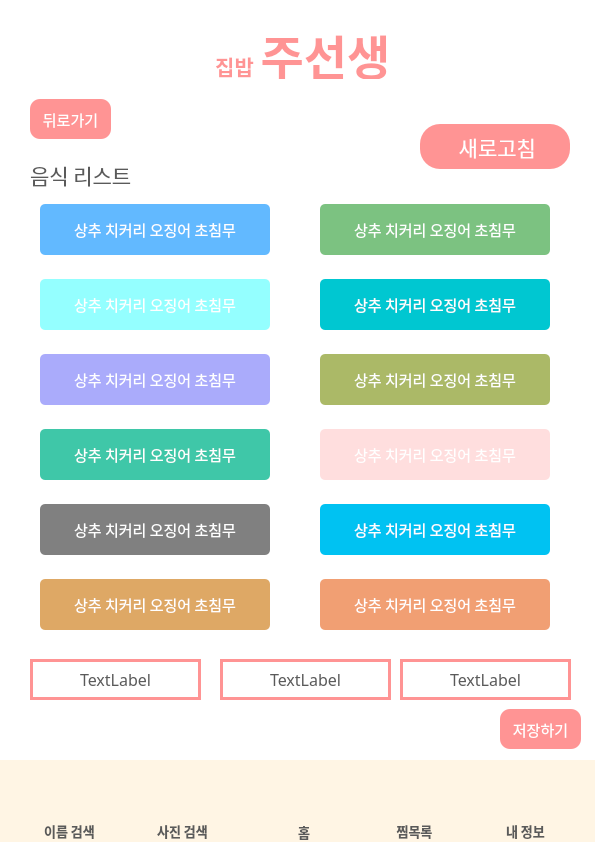
gimmjuu/AIHomeMadeChef, file UI/MainPage.ui: the form before one commit.
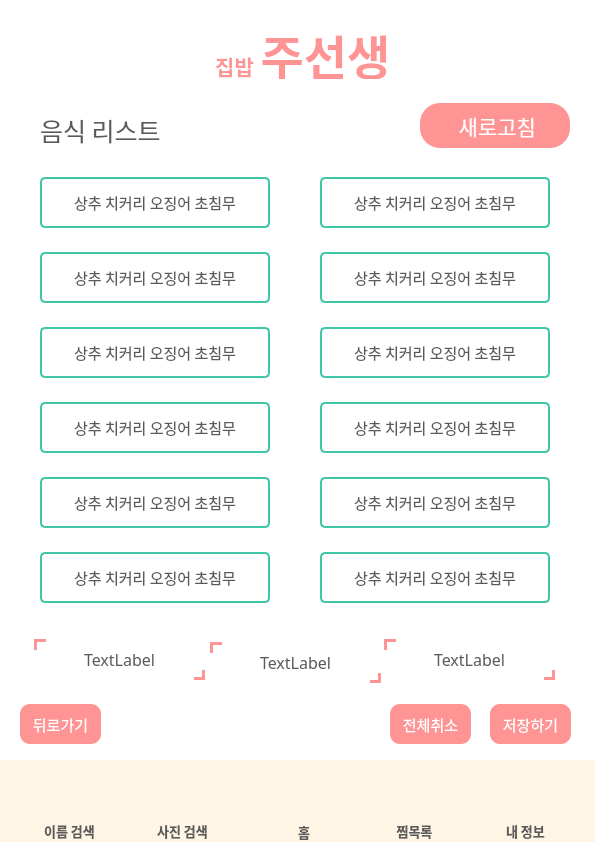
The form after the commit. The open tabs and pages were chosen to show the change. Icons and pictures are not drawn.

Commit message: 230829-승신- 디널_1 커밋 푸시

```diff
--- a/UI/MainPage.ui
+++ b/UI/MainPage.ui
@@ -2366,7 +2366,7 @@
         <property name="geometry">
          <rect>
           <x>420</x>
-          <y>45</y>
+          <y>24</y>
           <width>150</width>
           <height>45</height>
          </rect>
@@ -2401,11 +2401,42 @@
         <property name="geometry">
          <rect>
           <x>30</x>
-          <y>115</y>
+          <y>88</y>
           <width>541</width>
           <height>441</height>
          </rect>
         </property>
+        <property name="styleSheet">
+         <string notr="true">QWidget#widget_18{
+	background-color: rgb(255, 255, 255);
+}
+QPushButton{
+	border-color:rgb(63, 199, 168);
+	color: rgb(90, 90, 90);
+	border-style:solid;
+	border-width:2px;
+	border-radius:5px;
+}
+QPushButton:hover{
+	color: rgb(255, 255, 255);
+	background-color: rgb(63, 199, 168);
+	border-color: rgb(63, 199, 168);
+	border-style:solid;
+	border-width:2px;
+	border-radius:5px;
+}
+QPushButton:checked{
+	color: rgb(255, 255, 255);
+	background-color: rgb(63, 199, 168);
+	border-color: rgb(63, 199, 168);
+	border-style:solid;
+	border-width:2px;
+	border-radius:5px;
+}
+
+
+</string>
+        </property>
         <widget class="QPushButton" name="pushButton_3">
          <property name="geometry">
           <rect>
@@ -2422,14 +2453,14 @@
           </font>
          </property>
          <property name="styleSheet">
-          <string notr="true">background-color: rgb(98, 185, 255);
-color: rgb(255, 255, 255);
-border-radius: 5px;
-</string>
+          <string notr="true"/>
          </property>
          <property name="text">
           <string>상추 치커리 오징어 초침무</string>
          </property>
+         <property name="checkable">
+          <bool>true</bool>
+         </property>
         </widget>
         <widget class="QPushButton" name="pushButton_4">
          <property name="geometry">
@@ -2447,14 +2478,14 @@
           </font>
          </property>
          <property name="styleSheet">
-          <string notr="true">background-color: rgb(124, 194, 129);
-color: rgb(255, 255, 255);
-border-radius: 5px;
-</string>
+          <string notr="true"/>
          </property>
          <property name="text">
           <string>상추 치커리 오징어 초침무</string>
          </property>
+         <property name="checkable">
+          <bool>true</bool>
+         </property>
         </widget>
         <widget class="QPushButton" name="pushButton_7">
          <property name="geometry">
@@ -2472,14 +2503,14 @@
           </font>
          </property>
          <property name="styleSheet">
-          <string notr="true">background-color: rgb(0, 199, 209);
-color: rgb(255, 255, 255);
-border-radius: 5px;
-</string>
+          <string notr="true"/>
          </property>
          <property name="text">
           <string>상추 치커리 오징어 초침무</string>
          </property>
+         <property name="checkable">
+          <bool>true</bool>
+         </property>
         </widget>
         <widget class="QPushButton" name="pushButton_8">
          <property name="geometry">
@@ -2497,14 +2528,14 @@
           </font>
          </property>
          <property name="styleSheet">
-          <string notr="true">background-color: rgb(148, 255, 255);
-color: rgb(255, 255, 255);
-border-radius: 5px;
-</string>
+          <string notr="true"/>
          </property>
          <property name="text">
           <string>상추 치커리 오징어 초침무</string>
          </property>
+         <property name="checkable">
+          <bool>true</bool>
+         </property>
         </widget>
         <widget class="QPushButton" name="pushButton_10">
          <property name="geometry">
@@ -2522,14 +2553,14 @@
           </font>
          </property>
          <property name="styleSheet">
-          <string notr="true">background-color: rgb(171, 185, 103);
-color: rgb(255, 255, 255);
-border-radius: 5px;
-</string>
+          <string notr="true"/>
          </property>
          <property name="text">
           <string>상추 치커리 오징어 초침무</string>
          </property>
+         <property name="checkable">
+          <bool>true</bool>
+         </property>
         </widget>
         <widget class="QPushButton" name="pushButton_11">
          <property name="geometry">
@@ -2547,14 +2578,14 @@
           </font>
          </property>
          <property name="styleSheet">
-          <string notr="true">background-color: rgb(170, 171, 251);
-color: rgb(255, 255, 255);
-border-radius: 5px;
-</string>
+          <string notr="true"/>
          </property>
          <property name="text">
           <string>상추 치커리 오징어 초침무</string>
          </property>
+         <property name="checkable">
+          <bool>true</bool>
+         </property>
         </widget>
         <widget class="QPushButton" name="pushButton_13">
          <property name="geometry">
@@ -2572,14 +2603,14 @@
           </font>
          </property>
          <property name="styleSheet">
-          <string notr="true">background-color: rgb(255, 222, 222);
-color: rgb(255, 255, 255);
-border-radius: 5px;
-</string>
+          <string notr="true"/>
          </property>
          <property name="text">
           <string>상추 치커리 오징어 초침무</string>
          </property>
+         <property name="checkable">
+          <bool>true</bool>
+         </property>
         </widget>
         <widget class="QPushButton" name="pushButton_14">
          <property name="geometry">
@@ -2597,14 +2628,14 @@
           </font>
          </property>
          <property name="styleSheet">
-          <string notr="true">background-color: rgb(63, 199, 168);
-color: rgb(255, 255, 255);
-border-radius: 5px;
-</string>
+          <string notr="true"/>
          </property>
          <property name="text">
           <string>상추 치커리 오징어 초침무</string>
          </property>
+         <property name="checkable">
+          <bool>true</bool>
+         </property>
         </widget>
         <widget class="QPushButton" name="pushButton_16">
          <property name="geometry">
@@ -2622,14 +2653,14 @@
           </font>
          </property>
          <property name="styleSheet">
-          <string notr="true">background-color: rgb(0, 194, 242);
-color: rgb(255, 255, 255);
-border-radius: 5px;
-</string>
+          <string notr="true"/>
          </property>
          <property name="text">
           <string>상추 치커리 오징어 초침무</string>
          </property>
+         <property name="checkable">
+          <bool>true</bool>
+         </property>
         </widget>
         <widget class="QPushButton" name="pushButton_17">
          <property name="geometry">
@@ -2647,14 +2678,14 @@
           </font>
          </property>
          <property name="styleSheet">
-          <string notr="true">background-color: rgb(128, 128, 128);
-color: rgb(255, 255, 255);
-border-radius: 5px;
-</string>
+          <string notr="true"/>
          </property>
          <property name="text">
           <string>상추 치커리 오징어 초침무</string>
          </property>
+         <property name="checkable">
+          <bool>true</bool>
+         </property>
         </widget>
         <widget class="QPushButton" name="pushButton_19">
          <property name="geometry">
@@ -2672,13 +2703,14 @@
           </font>
          </property>
          <property name="styleSheet">
-          <string notr="true">background-color: rgb(241, 159, 115);
-border-radius: 5px;
-color: rgb(255, 255, 255);</string>
+          <string notr="true"/>
          </property>
          <property name="text">
           <string>상추 치커리 오징어 초침무</string>
          </property>
+         <property name="checkable">
+          <bool>true</bool>
+         </property>
         </widget>
         <widget class="QPushButton" name="pushButton_20">
          <property name="geometry">
@@ -2696,21 +2728,21 @@
           </font>
          </property>
          <property name="styleSheet">
-          <string notr="true">background-color: rgb(222, 168, 101);
-color: rgb(255, 255, 255);
-border-radius: 5px;
-</string>
+          <string notr="true"/>
          </property>
          <property name="text">
           <string>상추 치커리 오징어 초침무</string>
          </property>
+         <property name="checkable">
+          <bool>true</bool>
+         </property>
         </widget>
        </widget>
        <widget class="QLabel" name="label_37">
         <property name="geometry">
          <rect>
-          <x>30</x>
-          <y>80</y>
+          <x>40</x>
+          <y>36</y>
           <width>161</width>
           <height>31</height>
          </rect>
@@ -2718,7 +2750,7 @@
         <property name="font">
          <font>
           <family>티머니 둥근바람 ExtraBold</family>
-          <pointsize>16</pointsize>
+          <pointsize>19</pointsize>
          </font>
         </property>
         <property name="styleSheet">
@@ -2731,8 +2763,8 @@
        <widget class="QPushButton" name="pushButton_5">
         <property name="geometry">
          <rect>
-          <x>500</x>
-          <y>630</y>
+          <x>490</x>
+          <y>625</y>
           <width>81</width>
           <height>40</height>
          </rect>
@@ -2756,8 +2788,8 @@
        <widget class="QPushButton" name="pushButton_6">
         <property name="geometry">
          <rect>
-          <x>30</x>
-          <y>20</y>
+          <x>20</x>
+          <y>625</y>
           <width>81</width>
           <height>40</height>
          </rect>
@@ -2781,8 +2813,8 @@
        <widget class="QLabel" name="label_38">
         <property name="geometry">
          <rect>
-          <x>30</x>
-          <y>580</y>
+          <x>34</x>
+          <y>560</y>
           <width>171</width>
           <height>41</height>
          </rect>
@@ -2810,37 +2842,99 @@
        <widget class="QLabel" name="label_39">
         <property name="geometry">
          <rect>
-          <x>220</x>
-          <y>580</y>
-          <width>171</width>
-          <height>41</height>
+          <x>32</x>
+          <y>571</y>
+          <width>5</width>
+          <height>31</height>
          </rect>
         </property>
-        <property name="font">
-         <font>
-          <family>티머니 둥근바람 ExtraBold</family>
-          <pointsize>12</pointsize>
-         </font>
-        </property>
-        <property name="styleSheet">
-         <string notr="true">color: rgb(90, 90, 90);
-border-color: rgb(255, 148, 148);
-border-bottom-color: rgb(255, 148, 148);
-border-width:3px;
-border-style: solid;</string>
-        </property>
         <property name="text">
-         <string>TextLabel</string>
-        </property>
-        <property name="alignment">
-         <set>Qt::AlignCenter</set>
+         <string/>
         </property>
        </widget>
        <widget class="QLabel" name="label_40">
         <property name="geometry">
          <rect>
-          <x>400</x>
-          <y>580</y>
+          <x>34</x>
+          <y>597</y>
+          <width>160</width>
+          <height>5</height>
+         </rect>
+        </property>
+        <property name="text">
+         <string/>
+        </property>
+       </widget>
+       <widget class="QLabel" name="label_41">
+        <property name="geometry">
+         <rect>
+          <x>46</x>
+          <y>560</y>
+          <width>160</width>
+          <height>5</height>
+         </rect>
+        </property>
+        <property name="text">
+         <string/>
+        </property>
+       </widget>
+       <widget class="QLabel" name="label_42">
+        <property name="geometry">
+         <rect>
+          <x>200</x>
+          <y>560</y>
+          <width>5</width>
+          <height>31</height>
+         </rect>
+        </property>
+        <property name="text">
+         <string/>
+        </property>
+       </widget>
+       <widget class="QLabel" name="label_43">
+        <property name="geometry">
+         <rect>
+          <x>376</x>
+          <y>563</y>
+          <width>5</width>
+          <height>31</height>
+         </rect>
+        </property>
+        <property name="text">
+         <string/>
+        </property>
+       </widget>
+       <widget class="QLabel" name="label_44">
+        <property name="geometry">
+         <rect>
+          <x>222</x>
+          <y>563</y>
+          <width>160</width>
+          <height>5</height>
+         </rect>
+        </property>
+        <property name="text">
+         <string/>
+        </property>
+       </widget>
+       <widget class="QLabel" name="label_45">
+        <property name="geometry">
+         <rect>
+          <x>210</x>
+          <y>600</y>
+          <width>160</width>
+          <height>5</height>
+         </rect>
+        </property>
+        <property name="text">
+         <string/>
+        </property>
+       </widget>
+       <widget class="QLabel" name="label_46">
+        <property name="geometry">
+         <rect>
+          <x>210</x>
+          <y>563</y>
           <width>171</width>
           <height>41</height>
          </rect>
@@ -2865,6 +2959,146 @@
          <set>Qt::AlignCenter</set>
         </property>
        </widget>
+       <widget class="QLabel" name="label_47">
+        <property name="geometry">
+         <rect>
+          <x>208</x>
+          <y>574</y>
+          <width>5</width>
+          <height>31</height>
+         </rect>
+        </property>
+        <property name="text">
+         <string/>
+        </property>
+       </widget>
+       <widget class="QLabel" name="label_48">
+        <property name="geometry">
+         <rect>
+          <x>550</x>
+          <y>560</y>
+          <width>5</width>
+          <height>31</height>
+         </rect>
+        </property>
+        <property name="text">
+         <string/>
+        </property>
+       </widget>
+       <widget class="QLabel" name="label_49">
+        <property name="geometry">
+         <rect>
+          <x>396</x>
+          <y>560</y>
+          <width>160</width>
+          <height>5</height>
+         </rect>
+        </property>
+        <property name="text">
+         <string/>
+        </property>
+       </widget>
+       <widget class="QLabel" name="label_50">
+        <property name="geometry">
+         <rect>
+          <x>384</x>
+          <y>597</y>
+          <width>160</width>
+          <height>5</height>
+         </rect>
+        </property>
+        <property name="text">
+         <string/>
+        </property>
+       </widget>
+       <widget class="QLabel" name="label_51">
+        <property name="geometry">
+         <rect>
+          <x>384</x>
+          <y>560</y>
+          <width>171</width>
+          <height>41</height>
+         </rect>
+        </property>
+        <property name="font">
+         <font>
+          <family>티머니 둥근바람 ExtraBold</family>
+          <pointsize>12</pointsize>
+         </font>
+        </property>
+        <property name="styleSheet">
+         <string notr="true">color: rgb(90, 90, 90);
+border-color: rgb(255, 148, 148);
+border-bottom-color: rgb(255, 148, 148);
+border-width:3px;
+border-style: solid;</string>
+        </property>
+        <property name="text">
+         <string>TextLabel</string>
+        </property>
+        <property name="alignment">
+         <set>Qt::AlignCenter</set>
+        </property>
+       </widget>
+       <widget class="QLabel" name="label_52">
+        <property name="geometry">
+         <rect>
+          <x>382</x>
+          <y>571</y>
+          <width>5</width>
+          <height>31</height>
+         </rect>
+        </property>
+        <property name="text">
+         <string/>
+        </property>
+       </widget>
+       <widget class="QPushButton" name="pushButton_9">
+        <property name="geometry">
+         <rect>
+          <x>390</x>
+          <y>625</y>
+          <width>81</width>
+          <height>40</height>
+         </rect>
+        </property>
+        <property name="font">
+         <font>
+          <family>티머니 둥근바람 ExtraBold</family>
+          <pointsize>11</pointsize>
+         </font>
+        </property>
+        <property name="styleSheet">
+         <string notr="true">background-color: rgb(255, 148, 148);
+color: rgb(255, 255, 255);
+border-radius: 10px;
+</string>
+        </property>
+        <property name="text">
+         <string>전체취소</string>
+        </property>
+       </widget>
+       <zorder>label_51</zorder>
+       <zorder>label_46</zorder>
+       <zorder>label_38</zorder>
+       <zorder>pushButton_2</zorder>
+       <zorder>widget_18</zorder>
+       <zorder>label_37</zorder>
+       <zorder>pushButton_5</zorder>
+       <zorder>pushButton_6</zorder>
+       <zorder>label_39</zorder>
+       <zorder>label_40</zorder>
+       <zorder>label_41</zorder>
+       <zorder>label_42</zorder>
+       <zorder>label_43</zorder>
+       <zorder>label_44</zorder>
+       <zorder>label_45</zorder>
+       <zorder>label_47</zorder>
+       <zorder>label_48</zorder>
+       <zorder>label_49</zorder>
+       <zorder>label_50</zorder>
+       <zorder>label_52</zorder>
+       <zorder>pushButton_9</zorder>
       </widget>
      </widget>
     </widget>
```
Left out of the diff: 4 changed lines with no effect on the pictures. The commit also changes 1 other file.
